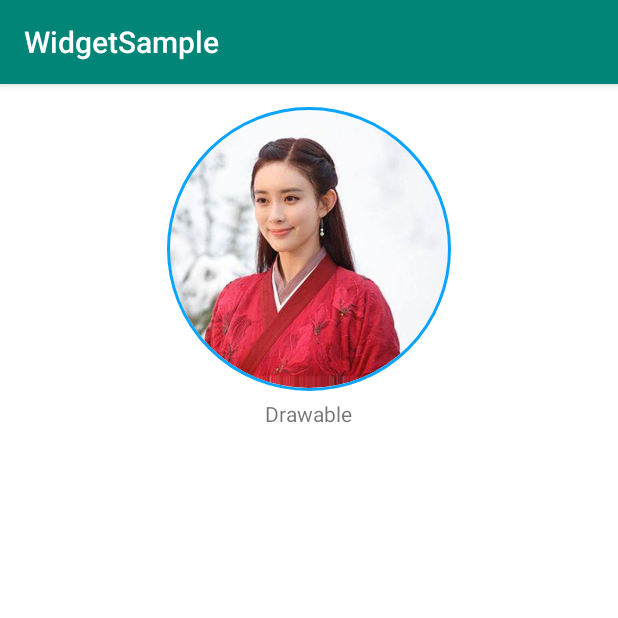
After one commit to xiexiang89/AndroidWidgets, an Android app: the CircleImageActivity screen opened directly, with no data from a screen before it, on a phone screen of 412 x 824 dp, the top half of it. The commit adds this screen. Run offline under Robolectric (Android 15) with nearby library versions, the phone set to English and light mode, and no system bars; our stand-ins replace CircleImageView.

Commit message:
Add CircleImageView

```diff
--- a/app/src/main/AndroidManifest.xml
+++ b/app/src/main/AndroidManifest.xml
@@ -21,7 +21,8 @@
         </activity>
         <activity android:name=".SwitchActivity"
             android:label="@string/switch_sample"/>
-        <activity android:name=".PorterDuffDemoActivity"/>
+        <activity android:name=".CircleImageActivity"
+            android:theme="@style/AppTheme.Black"/>
         <activity android:name=".DotTextActivity"
             android:label="@string/dottext_sample"/>
     </application>
--- /dev/null
+++ b/app/src/main/java/com/edgar/sample/CircleImageActivity.java
@@ -0,0 +1,17 @@
+package com.edgar.sample;
+
+import android.os.Bundle;
+import android.support.annotation.Nullable;
+import android.support.v7.app.AppCompatActivity;
+
+/**
+ * Created by Edgar on 2018/12/28.
+ */
+public class CircleImageActivity extends AppCompatActivity {
+
+    @Override
+    protected void onCreate(@Nullable Bundle savedInstanceState) {
+        super.onCreate(savedInstanceState);
+        setContentView(R.layout.circle_image_activity);
+    }
+}
--- a/app/src/main/java/com/edgar/sample/IndexListActivity.java
+++ b/app/src/main/java/com/edgar/sample/IndexListActivity.java
@@ -40,6 +40,9 @@ public class IndexListActivity extends AppCompatActivity {
             case 1:
                 startActivity(new Intent(this, DotTextActivity.class));
                 break;
+            case 2:
+                startActivity(new Intent(this,CircleImageActivity.class));
+                break;
         }
     }
 }
--- /dev/null
+++ b/app/src/main/res/layout/circle_image_activity.xml
@@ -0,0 +1,26 @@
+<?xml version="1.0" encoding="utf-8"?>
+<LinearLayout xmlns:android="http://schemas.android.com/apk/res/android"
+    xmlns:app="http://schemas.android.com/apk/res-auto"
+    android:orientation="vertical"
+    android:layout_width="match_parent"
+    android:layout_height="match_parent"
+    android:gravity="center_horizontal">
+    <LinearLayout
+        android:orientation="vertical"
+        android:layout_width="wrap_content"
+        android:layout_height="wrap_content"
+        android:gravity="center"
+        android:layout_marginTop="10dp">
+        <com.edgar.widget.CircleImageView
+            android:id="@+id/drawable_circle"
+            android:layout_width="200dp"
+            android:layout_height="200dp"
+            android:layout_gravity="center"
+            android:src="@drawable/test"
+            android:padding="5dp"/>
+        <TextView
+            android:layout_width="wrap_content"
+            android:layout_height="wrap_content"
+            android:text="Drawable"/>
+    </LinearLayout>
+</LinearLayout>
--- a/app/src/main/res/values/arrays.xml
+++ b/app/src/main/res/values/arrays.xml
@@ -3,5 +3,6 @@
     <string-array name="sample_index">
         <item>@string/switch_sample</item>
         <item>@string/dottext_sample</item>
+        <item>@string/porter_duff_sample</item>
     </string-array>
 </resources>
--- a/app/src/main/res/values/strings.xml
+++ b/app/src/main/res/values/strings.xml
@@ -2,4 +2,5 @@
     <string name="app_name">WidgetSample</string>
     <string name="switch_sample">SwitchSample</string>
     <string name="dottext_sample">DotTextViewSample</string>
+    <string name="porter_duff_sample">PorterDuff</string>
 </resources>
--- a/app/src/main/res/values/styles.xml
+++ b/app/src/main/res/values/styles.xml
@@ -9,4 +9,7 @@
         <item name="SwitchTheme">@style/SwitchStyle</item>
     </style>
 
+    <style name="AppTheme.Black">
+        <item name="android:windowBackground">@android:color/white</item>
+    </style>
 </resources>
--- /dev/null
+++ b/widgetlibs/src/main/java/com/edgar/widget/CircleImageView.java
@@ -0,0 +1,182 @@
+package com.edgar.widget;
+
+import android.content.Context;
+import android.content.res.Resources;
+import android.content.res.TypedArray;
+import android.graphics.Bitmap;
+import android.graphics.BitmapShader;
+import android.graphics.Canvas;
+import android.graphics.Matrix;
+import android.graphics.Paint;
+import android.graphics.RectF;
+import android.graphics.Shader;
+import android.graphics.drawable.BitmapDrawable;
+import android.graphics.drawable.ColorDrawable;
+import android.graphics.drawable.Drawable;
+import android.support.annotation.Nullable;
+import android.util.AttributeSet;
+import android.widget.ImageView;
+
+/**
+ * Created by Edgar on 2018/12/29.
+ */
+public class CircleImageView extends ImageView {
+
+    private static final ScaleType CENTER_CROP = ScaleType.CENTER_CROP;
+    private static final int COLOR_DRAWABLE_SIZE = 2;
+    private static final Bitmap.Config BITMAP_CONFIG = Bitmap.Config.ARGB_8888;
+
+    private boolean mHaveFrame = false;
+    private Bitmap mBitmap;
+    private BitmapShader mBitmapShader;
+    private Paint mBitmapPaint;
+    private Matrix mBitmapMatrix;
+    private int mBorderSize;
+    private int mBorderColor;
+    private final RectF mBitmapRectF;
+    private final RectF mBorderRectF;
+    private final Paint mBorderPaint;
+    private float mBorderRadius;
+    private float mBitmapRadius;
+    private boolean mBorderOverly;
+
+    public CircleImageView(Context context) {
+        this(context, null);
+    }
+
+    public CircleImageView(Context context, @Nullable AttributeSet attrs) {
+        this(context, attrs, 0);
+    }
+
+    public CircleImageView(Context context, @Nullable AttributeSet attrs, int defStyleAttr) {
+        super(context, attrs, defStyleAttr);
+        super.setScaleType(CENTER_CROP);
+        final Resources res = getResources();
+        mBitmapPaint = new Paint(Paint.ANTI_ALIAS_FLAG);
+        mBorderPaint = new Paint(Paint.ANTI_ALIAS_FLAG);
+        mBorderRectF = new RectF();
+        mBitmapRectF = new RectF();
+        TypedArray ta = context.obtainStyledAttributes(attrs,R.styleable.CircleImageView,defStyleAttr,0);
+        mBorderColor = ta.getColor(R.styleable.CircleImageView_borderColor,res.getColor(R.color.default_circle_border_color));
+        mBorderSize = ta.getColor(R.styleable.CircleImageView_borderSize,res.getDimensionPixelOffset(R.dimen.default_circle_border_size));
+        mBorderOverly = ta.getBoolean(R.styleable.CircleImageView_borderOverly,false);
+        ta.recycle();
+        mBorderPaint.setColor(mBorderColor);
+        mBorderPaint.setStrokeWidth(mBorderSize);
+        mBorderPaint.setStyle(Paint.Style.STROKE);
+        initBitmap();
+    }
+
+    @Override
+    public ScaleType getScaleType() {
+        return CENTER_CROP;
+    }
+
+    @Override
+    public void setImageBitmap(Bitmap bm) {
+        super.setImageBitmap(bm);
+        initBitmap();
+    }
+
+    @Override
+    public void setImageResource(int resId) {
+        super.setImageResource(resId);
+        initBitmap();
+    }
+
+    @Override
+    public void setImageDrawable(@Nullable Drawable drawable) {
+        super.setImageDrawable(drawable);
+        initBitmap();
+    }
+
+    @Override
+    protected void onSizeChanged(int w, int h, int oldw, int oldh) {
+        super.onSizeChanged(w, h, oldw, oldh);
+        mHaveFrame = true;
+        updateCircleImage();
+    }
+
+    private void initBitmap() {
+        Drawable drawable = getDrawable();
+        if (drawable instanceof BitmapDrawable) {
+            mBitmap = ((BitmapDrawable) drawable).getBitmap();
+        } else {
+            try {
+                Bitmap bitmap;
+                if (drawable instanceof ColorDrawable) {
+                    bitmap = Bitmap.createBitmap(COLOR_DRAWABLE_SIZE,COLOR_DRAWABLE_SIZE, BITMAP_CONFIG);
+                } else {
+                    bitmap = Bitmap.createBitmap(drawable.getIntrinsicWidth(),drawable.getIntrinsicHeight(),BITMAP_CONFIG);
+                }
+                Canvas canvas = new Canvas(bitmap);
+                drawable.setBounds(0,0,canvas.getWidth(),canvas.getHeight());
+                drawable.draw(canvas);
+                mBitmap = bitmap;
+            } catch (Exception e) {
+                e.printStackTrace();
+                return;
+            }
+        }
+        updateCircleImage();
+    }
+
+    private void updateCircleImage() {
+        if (mBitmap == null || !mHaveFrame) {
+            return;
+        }
+        int pLeft = getPaddingLeft();
+        int pTop = getPaddingTop();
+        int availableWidth = getMeasuredWidth() - pLeft - getPaddingRight();
+        int availableHeight = getMeasuredHeight() - pTop - getPaddingBottom();
+        mBitmapShader = new BitmapShader(mBitmap, Shader.TileMode.CLAMP, Shader.TileMode.CLAMP);
+
+        //update border bounds
+        mBorderRectF.set(pLeft,pTop,pLeft + availableWidth, pTop + availableHeight);
+        mBorderRadius = Math.min((mBorderRectF.width()-mBorderSize)/2f,(mBorderRectF.height()-mBorderSize)/2f);
+        mBitmapRectF.set(mBorderRectF);
+        if (!mBorderOverly && mBorderSize > 0) {
+            mBitmapRectF.inset(mBorderSize,mBorderSize);
+        }
+        mBitmapRadius = Math.min(mBitmapRectF.width()/2f,mBitmapRectF.height()/2f);
+        //update image matrix
+        updateImageMatrix(mBitmapRectF.width(),mBitmapRectF.height());
+    }
+
+    private void updateImageMatrix(float fwidth, float fheight) {
+        int bitmapWidth = mBitmap.getWidth();
+        int bitmapHeight = mBitmap.getHeight();
+        if (bitmapWidth <= 0 || bitmapHeight <= 0) {
+            return;
+        }
+        if (mBitmapMatrix == null) {
+            mBitmapMatrix = new Matrix();
+        }
+        float scale;
+        float dx = 0, dy = 0;
+        if (bitmapWidth * fheight > fwidth * bitmapHeight) {
+            scale = fheight / (float) bitmapHeight;
+            dx = (fwidth - bitmapWidth * scale) * 0.5f;
+        } else {
+            scale = fwidth / (float) bitmapWidth;
+            dy = (fheight - bitmapHeight * scale) * 0.5f;
+        }
+
+        mBitmapMatrix.set(null);
+        mBitmapMatrix.setScale(scale, scale);
+        mBitmapMatrix.postTranslate(Math.round(dx), Math.round(dy));
+        mBitmapShader.setLocalMatrix(mBitmapMatrix);
+        mBitmapPaint.setShader(mBitmapShader);
+    }
+
+    @Override
+    protected void onDraw(Canvas canvas) {
+        if (mBitmap == null) {
+            return;
+        }
+        canvas.drawCircle(mBitmapRectF.centerX(), mBitmapRectF.centerY(),mBitmapRadius, mBitmapPaint);
+        if (mBorderSize > 0) {
+            canvas.drawCircle(mBorderRectF.centerX(),mBorderRectF.centerY(),mBorderRadius, mBorderPaint);
+        }
+    }
+}
--- /dev/null
+++ b/widgetlibs/src/main/res/values/circle_image_config.xml
@@ -0,0 +1,5 @@
+<?xml version="1.0" encoding="utf-8"?>
+<resources>
+    <color name="default_circle_border_color">#0aa4fd</color>
+    <dimen name="default_circle_border_size">2dp</dimen>
+</resources>
```
Also changed, not shown: app/src/main/java/com/edgar/sample/PorterDuffDemoActivity.java (deleted, +0 -9 lines), widgetlibs/src/main/res/values/circle_image_attrs.xml (added, +9 -0 lines), app/src/main/res/drawable/test.jpg (added).
